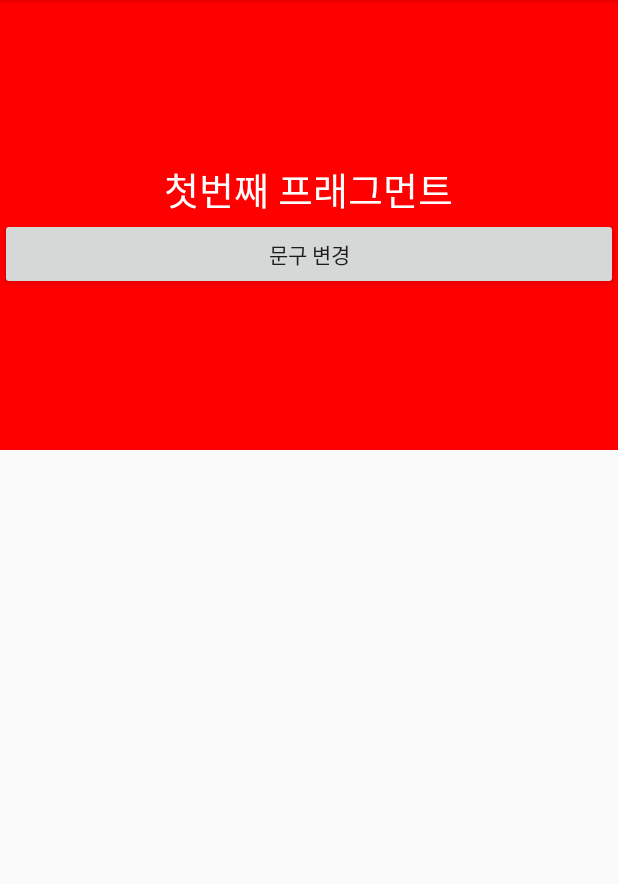
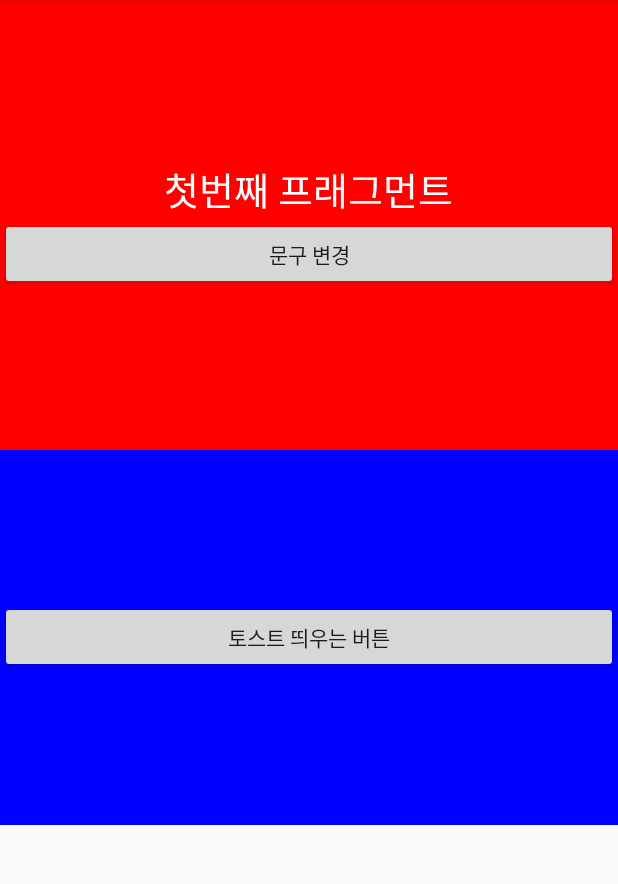
Before and after one commit to cho881020/Fragment_20200712, an Android app: the screen it shows after launch (MainActivity), on a phone screen of 412 x 824 dp, the part 84-968 px from its top. Run offline under Robolectric (Android 15) with nearby library versions, the phone set to English and light mode, and no system bars.

Commit message:
두번째 프래그먼트 추가 예시

```diff
--- /dev/null
+++ b/app/src/main/java/kr/co/tjoeun/fragment_20200712/fragments/SecondFragment.kt
@@ -0,0 +1,31 @@
+package kr.co.tjoeun.fragment_20200712.fragments
+
+import android.os.Bundle
+import android.view.LayoutInflater
+import android.view.View
+import android.view.ViewGroup
+import android.widget.Toast
+import androidx.fragment.app.Fragment
+import kotlinx.android.synthetic.main.fragment_second.*
+import kr.co.tjoeun.fragment_20200712.R
+
+class SecondFragment : Fragment() {
+
+    override fun onCreateView(
+        inflater: LayoutInflater,
+        container: ViewGroup?,
+        savedInstanceState: Bundle?
+    ): View? {
+        return inflater.inflate(R.layout.fragment_second, container, false)
+    }
+
+    override fun onActivityCreated(savedInstanceState: Bundle?) {
+        super.onActivityCreated(savedInstanceState)
+
+        toastBtn.setOnClickListener {
+            Toast.makeText(activity, "두번째 프래그먼트 입니다.", Toast.LENGTH_SHORT).show()
+        }
+
+    }
+
+}
--- a/app/src/main/res/layout/activity_main.xml
+++ b/app/src/main/res/layout/activity_main.xml
@@ -13,4 +13,10 @@
         android:layout_height="300dp"
         class="kr.co.tjoeun.fragment_20200712.fragments.FirstFragment" />
 
+    <fragment
+        android:tag="secondFrag"
+        android:layout_width="match_parent"
+        android:layout_height="250dp"
+        class="kr.co.tjoeun.fragment_20200712.fragments.SecondFragment" />
+
 </LinearLayout>
--- /dev/null
+++ b/app/src/main/res/layout/fragment_second.xml
@@ -0,0 +1,15 @@
+<?xml version="1.0" encoding="utf-8"?>
+<LinearLayout
+    xmlns:android="http://schemas.android.com/apk/res/android" android:layout_width="match_parent"
+    android:layout_height="match_parent"
+    android:orientation="vertical"
+    android:gravity="center"
+    android:background="#0000FF">
+
+    <Button
+        android:id="@+id/toastBtn"
+        android:layout_width="match_parent"
+        android:layout_height="wrap_content"
+        android:text="토스트 띄우는 버튼" />
+
+</LinearLayout>
```
